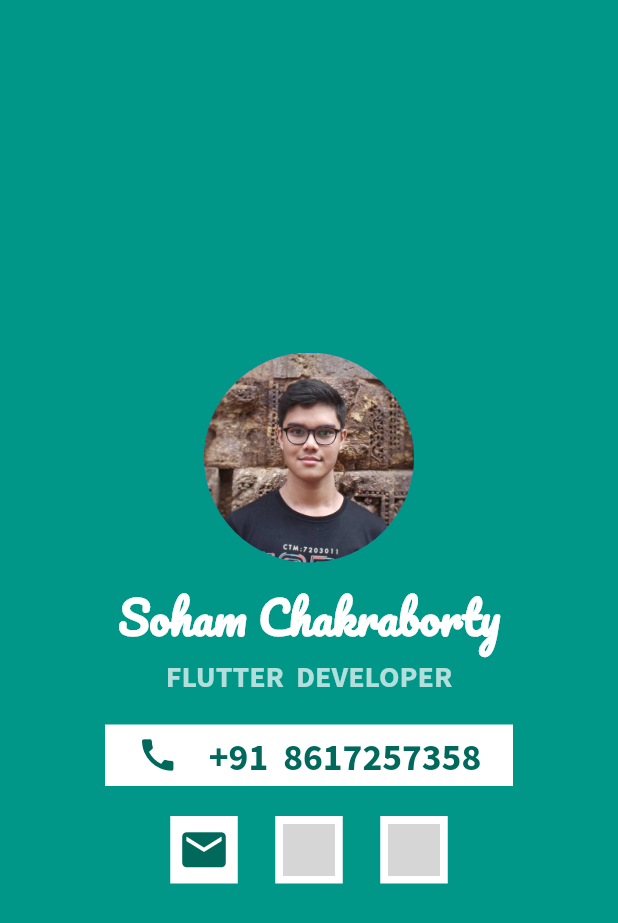
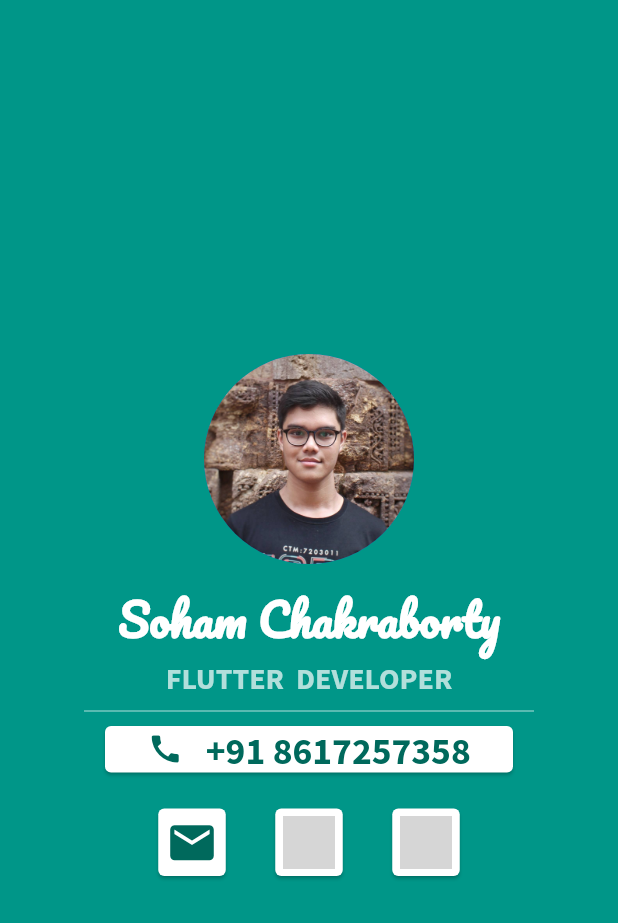
Before and after one commit to Soham-Chakraborty-8455/personal_portfolio, a Flutter app: the screen it shows after launch, on a phone screen of 412 x 824 dp. Shown: the top 923 px of the screen. Run offline on Flutter 3.47's test engine with Material 2 defaults, Android fonts, the phone set to English and light mode, and no system bars; network calls fail; grey boxes are pictures that could not be loaded.

Commit message:
Changed Row to Container to card and added a divider line

```diff
--- a/lib/main.dart
+++ b/lib/main.dart
@@ -1,3 +1,5 @@
+
+
 import 'package:flutter/material.dart';
 
 void main(){
@@ -48,26 +50,30 @@ class MyApp extends StatelessWidget {
                     fontSize: 20.00,
                   ),
                 ),
-                const SizedBox(
+
+                 SizedBox(
                   height: 20.00,
+                  width: 300.00,
+                  child: Divider(
+                    color: Colors.teal[100],
+
                   ),
-                Container(
+                ),
+                Card(
                   color: Colors.white,
                   margin: const EdgeInsets.symmetric(vertical:0.00, horizontal:70.00),
-                  padding: const EdgeInsets.all(5.00),
                   child: Row(
                     mainAxisAlignment: MainAxisAlignment.center,
                     children:  <Widget>[
                       Icon(
                           Icons.call,
                         color: Colors.teal[800],
-                        size: 28.00,
                       ),
                       const SizedBox(
-                        width: 20.00,
+                        width: 15.00,
                       ),
                       Text(
-                       '+91  8617257358',
+                        "+91 8617257358",
                         style: TextStyle(
                           fontFamily: 'SourceSansProBold',
                           fontSize: 25.00,
@@ -77,28 +83,35 @@ class MyApp extends StatelessWidget {
                     ],
                   ),
                 ),
+
+
                 const SizedBox(
                   height: 20.00,
                 ),
                 Row(
                   mainAxisAlignment: MainAxisAlignment.center,
                   children: <Widget>[
-                    Container(
-                      padding: const EdgeInsets.all(5.00),
+                    Card(
+
                       color: Colors.white,
+                      child: Padding(
+                        padding: const EdgeInsets.all(5.0),
                         child: Icon(
                           Icons.email,
                           color: Colors.teal[800],
                           size: 35.00,
                         ),
                       ),
+                    ),
                     const SizedBox(
                       width: 25.00,
                     ),
-                    Container(
-                      padding: const EdgeInsets.all(5.00),
+                    Card(
+
                       color: Colors.white,
-                      child:  Image(
+                      child:  Padding(
+                        padding: const EdgeInsets.all(5.0),
+                        child: Image(
                           image: const NetworkImage('https://cdn-icons-png.flaticon.com/512/1077/1077094.png?w=360'),
                           color: Colors.teal[800],
                           height: 35.00,
@@ -106,17 +119,21 @@ class MyApp extends StatelessWidget {
 
                         ),
                       ),
+                    ),
                     const SizedBox(
                       width: 25.00,
                     ),
-                    Container(
-                      padding: const EdgeInsets.all(5.00),
+                    Card(
+
                       color: Colors.white,
-                      child:   Image(
+                      child:   Padding(
+                        padding: const EdgeInsets.all(5.0),
+                        child: Image(
                           image: const NetworkImage('https://cdn-icons-png.flaticon.com/512/25/25231.png'),
                           color: Colors.teal[800],
                           height: 35.00,
                           width: 35.00,
+                        ),
                       ),
                     ),
                   ],
```
Lines whose indentation alone changed are shown as unchanged.
